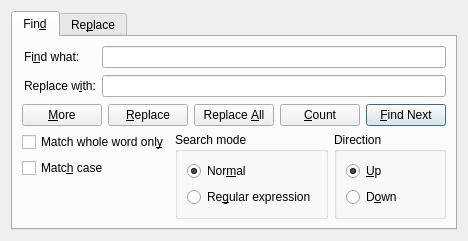
This is src/Sigil/Form_Files/FindReplace.ui in wsw621012/siweiwangsword-sigil as Qt 5 draws it before an edit. The edited form follows.
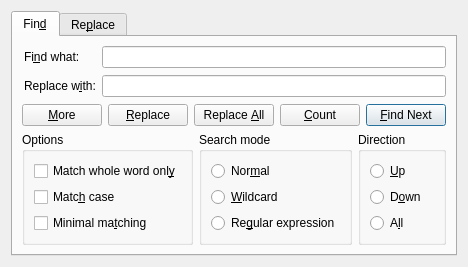
This is the edited form.

Commit message: A NEW FIND & REPLACE DIALOG (Fixes issue #13)

```diff
--- a/src/Sigil/Form_Files/FindReplace.ui
+++ b/src/Sigil/Form_Files/FindReplace.ui
@@ -7,7 +7,7 @@
     <x>0</x>
     <y>0</y>
     <width>451</width>
-    <height>227</height>
+    <height>251</height>
    </rect>
   </property>
   <property name="sizePolicy">
@@ -197,7 +197,11 @@
            <number>0</number>
           </property>
           <item>
-           <layout class="QVBoxLayout" name="verticalLayout_5">
+           <widget class="QGroupBox" name="groupBox_3">
+            <property name="title">
+             <string>Options</string>
+            </property>
+            <layout class="QVBoxLayout" name="verticalLayout_8">
             <item>
              <widget class="QCheckBox" name="cbWholeWord">
               <property name="text">
@@ -213,19 +217,17 @@
              </widget>
             </item>
             <item>
-             <spacer name="verticalSpacer">
-              <property name="orientation">
-               <enum>Qt::Vertical</enum>
-              </property>
-              <property name="sizeHint" stdset="0">
-               <size>
-                <width>20</width>
-                <height>10</height>
-               </size>
-              </property>
-             </spacer>
-            </item>
-           </layout>
+              <widget class="QCheckBox" name="cbMinimalMatching">
+               <property name="toolTip">
+                <string>&lt;p&gt;Make the expression match as little as possible.&lt;/p&gt;</string>
+               </property>
+               <property name="text">
+                <string>Minimal ma&amp;tching</string>
+               </property>
+              </widget>
+             </item>
+            </layout>
+           </widget>
           </item>
           <item>
            <widget class="QGroupBox" name="groupBox_2">
@@ -238,8 +240,18 @@
                <property name="text">
                 <string>Nor&amp;mal</string>
                </property>
-               <property name="checked">
-                <bool>true</bool>
+              </widget>
+             </item>
+             <item>
+              <widget class="QRadioButton" name="rbWildcardSearch">
+               <property name="toolTip">
+                <string>&lt;p&gt;Wildcard matching.&lt;/p&gt;
+&lt;p&gt;&lt;b&gt;?&lt;/b&gt; - Matches any single character.&lt;p&gt;
+&lt;p&gt;&lt;b&gt;*&lt;/b&gt; - Matches zero or more of any characters.&lt;p&gt;
+&lt;p&gt;&lt;b&gt;[...]&lt;/b&gt; - Character set.&lt;p&gt;</string>
+               </property>
+               <property name="text">
+                <string>&amp;Wildcard</string>
                </property>
               </widget>
              </item>
@@ -264,9 +276,6 @@
                <property name="text">
                 <string>&amp;Up</string>
                </property>
-               <property name="checked">
-                <bool>true</bool>
-               </property>
               </widget>
              </item>
              <item>
@@ -276,6 +285,13 @@
                </property>
               </widget>
              </item>
+             <item>
+              <widget class="QRadioButton" name="rbAllDirection">
+               <property name="text">
+                <string>A&amp;ll</string>
+               </property>
+              </widget>
+             </item>
             </layout>
            </widget>
           </item>
```
Left out of the diff: 8 changed lines with no effect on the pictures. Lines whose indentation alone changed are shown as unchanged. The commit also changes 29 other files.
